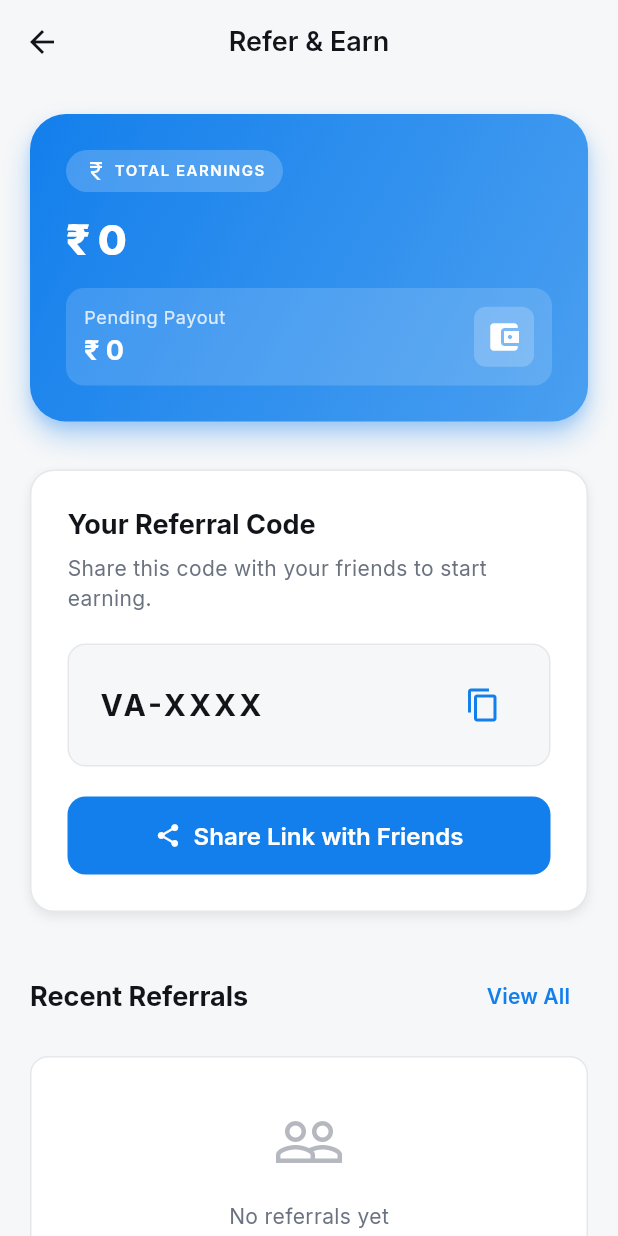
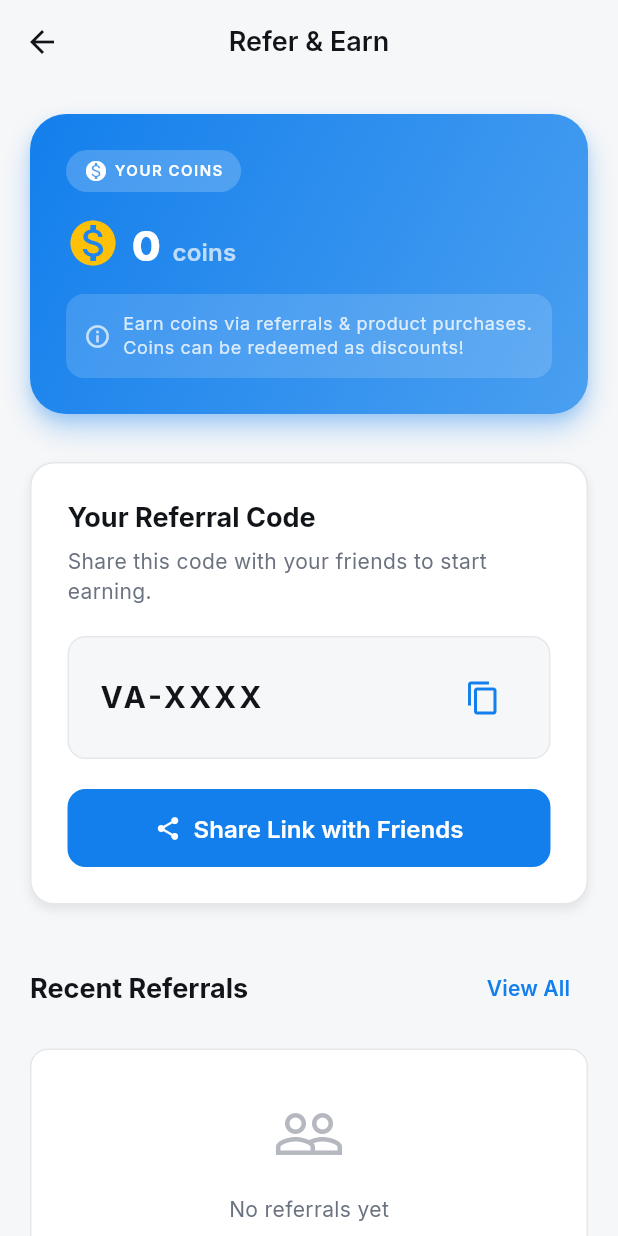
Before and after one commit to Rajasimhareddybolla/vignesh-agencies, a Flutter app: the ReferralScreen screen opened by its route, on a phone screen of 412 x 824 dp. Run offline on Flutter 3.47's test engine with Material 3 defaults, Android fonts, the phone set to English and light mode, and no system bars; our stand-ins replace audioplayers, cached_network_image, carousel_slider, cloud_firestore, firebase_auth, firebase_core and 12 more; missing offline and left inert: firebase_app_check, mobile_scanner, record; accounts and stored records are empty.

Commit message:
added coins

```diff
--- a/lib/screens/admin/users/admin_user_list_screen.dart
+++ b/lib/screens/admin/users/admin_user_list_screen.dart
@@ -72,9 +72,6 @@ class _AdminUserListScreenState extends State<AdminUserListScreen> {
                 }
 
                 var users = snapshot.data ?? [];
-
-                // Filter out admin users - they shouldn't appear in user list
-                users = users.where((user) => !user.isAdmin).toList();
 
                 if (_searchQuery.isNotEmpty) {
                   users =
--- a/lib/screens/user/referral_screen.dart
+++ b/lib/screens/user/referral_screen.dart
@@ -63,13 +63,13 @@ class ReferralScreen extends StatelessWidget {
                             child: Row(
                               children: [
                                 const Icon(
-                                  Icons.currency_rupee,
+                                  Icons.monetization_on,
                                   color: Colors.white,
                                   size: 16,
                                 ),
                                 const SizedBox(width: 4),
                                 Text(
-                                  'TOTAL EARNINGS',
+                                  'YOUR COINS',
                                   style: Theme.of(
                                     context,
                                   ).textTheme.labelSmall?.copyWith(
@@ -83,14 +83,34 @@ class ReferralScreen extends StatelessWidget {
                         ],
                       ),
                       const SizedBox(height: 16),
+                      Row(
+                        crossAxisAlignment: CrossAxisAlignment.end,
+                        children: [
+                          const Icon(
+                            Icons.monetization_on,
+                            color: Colors.amber,
+                            size: 36,
+                          ),
+                          const SizedBox(width: 8),
                           Text(
-                        '₹ ${NumberFormat('#,##0').format(user?.totalEarnings ?? 0)}',
+                            '${NumberFormat('#,##0').format(user?.digitalCoins ?? 0)}',
                             style: Theme.of(
                               context,
                             ).textTheme.displayMedium?.copyWith(
                               color: Colors.white,
                               fontWeight: FontWeight.w800,
                             ),
+                          ),
+                          const SizedBox(width: 8),
+                          Text(
+                            'coins',
+                            style: Theme.of(
+                              context,
+                            ).textTheme.titleMedium?.copyWith(
+                              color: Colors.white.withOpacity(0.7),
+                            ),
+                          ),
+                        ],
                       ),
                       const SizedBox(height: 16),
                       Container(
@@ -102,41 +122,21 @@ class ReferralScreen extends StatelessWidget {
                           ),
                         ),
                         child: Row(
-                          mainAxisAlignment: MainAxisAlignment.spaceBetween,
                           children: [
-                            Column(
-                              crossAxisAlignment: CrossAxisAlignment.start,
-                              children: [
-                                Text(
-                                  'Pending Payout',
+                            const Icon(
+                              Icons.info_outline,
+                              color: Colors.white70,
+                              size: 18,
+                            ),
+                            const SizedBox(width: 8),
+                            Expanded(
+                              child: Text(
+                                'Earn coins via referrals & product purchases. Coins can be redeemed as discounts!',
                                 style: Theme.of(
                                   context,
                                 ).textTheme.bodySmall?.copyWith(
                                   color: Colors.white.withOpacity(0.8),
                                 ),
-                                ),
-                                const SizedBox(height: 2),
-                                Text(
-                                  '₹ ${NumberFormat('#,##0').format(user?.pendingPayout ?? 0)}',
-                                  style: Theme.of(
-                                    context,
-                                  ).textTheme.titleLarge?.copyWith(
-                                    color: Colors.white,
-                                    fontWeight: FontWeight.w700,
-                                  ),
-                                ),
-                              ],
-                            ),
-                            Container(
-                              width: 40,
-                              height: 40,
-                              decoration: BoxDecoration(
-                                color: Colors.white.withOpacity(0.2),
-                                borderRadius: BorderRadius.circular(8),
-                              ),
-                              child: const Icon(
-                                Icons.account_balance_wallet,
-                                color: Colors.white,
                               ),
                             ),
                           ],
@@ -431,21 +431,32 @@ class _ReferralCard extends StatelessWidget {
             ),
           ),
 
-          // Amount & Status
+          // Coins & Status
           Column(
             crossAxisAlignment: CrossAxisAlignment.end,
             children: [
-              if (referral.status != ReferralStatus.pending)
+              if (referral.rewardCoins > 0)
+                Row(
+                  mainAxisSize: MainAxisSize.min,
+                  children: [
+                    const Icon(
+                      Icons.monetization_on,
+                      color: Colors.amber,
+                      size: 16,
+                    ),
+                    const SizedBox(width: 4),
                     Text(
-                  '+ ₹ ${NumberFormat('#,##0').format(referral.commission)}',
+                      '+ ${referral.rewardCoins}',
                       style: Theme.of(context).textTheme.titleSmall?.copyWith(
                         fontWeight: FontWeight.w700,
-                    color: AppTheme.success,
+                        color: Colors.amber.shade700,
                       ),
+                    ),
+                  ],
                 )
               else
                 Text(
-                  '₹ --',
+                  'Pending',
                   style: Theme.of(context).textTheme.titleSmall?.copyWith(
                     fontWeight: FontWeight.w600,
                     color: AppTheme.textSecondary(context),
```
Also changed, not shown: lib/app/router.dart (+8 -12 lines), lib/screens/admin/command_center_screen.dart (+13 -23 lines), lib/screens/user/all_referrals_screen.dart (+18 -7 lines), lib/services/firestore_service.dart (+101 -149 lines), 3 other files. Lines whose indentation alone changed are shown as unchanged.
